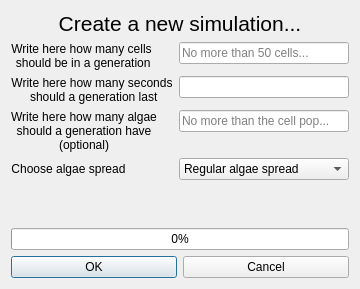
First picture: the form in Machine Learning Cells/GUI/Dialogs/NewSimDia/new_simulation.ui, repository dragosconst/Genetic-Alg-Cells, before the edit.
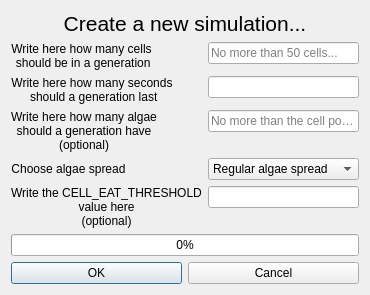
Second picture: the form after the edit.

Commit message:
added the possibility of changing the CELL_EAT_THRESHOLD const for a simulation
The value of the CELL_EAT_THRESHOLD constant can now be changed at the creation of a simulation. Just like the last commit, this one is backwards compatible, too.

```diff
--- a/Machine Learning Cells/GUI/Dialogs/NewSimDia/new_simulation.ui
+++ b/Machine Learning Cells/GUI/Dialogs/NewSimDia/new_simulation.ui
@@ -118,6 +118,21 @@
          </item>
         </widget>
        </item>
+       <item row="5" column="0">
+        <widget class="QLabel" name="threshText">
+         <property name="text">
+          <string>Write the CELL_EAT_THRESHOLD
+value here
+(optional)</string>
+         </property>
+         <property name="alignment">
+          <set>Qt::AlignCenter</set>
+         </property>
+        </widget>
+       </item>
+       <item row="5" column="1">
+        <widget class="QLineEdit" name="threshLine"/>
+       </item>
       </layout>
      </item>
      <item>
```
The commit also changes 8 other files.
